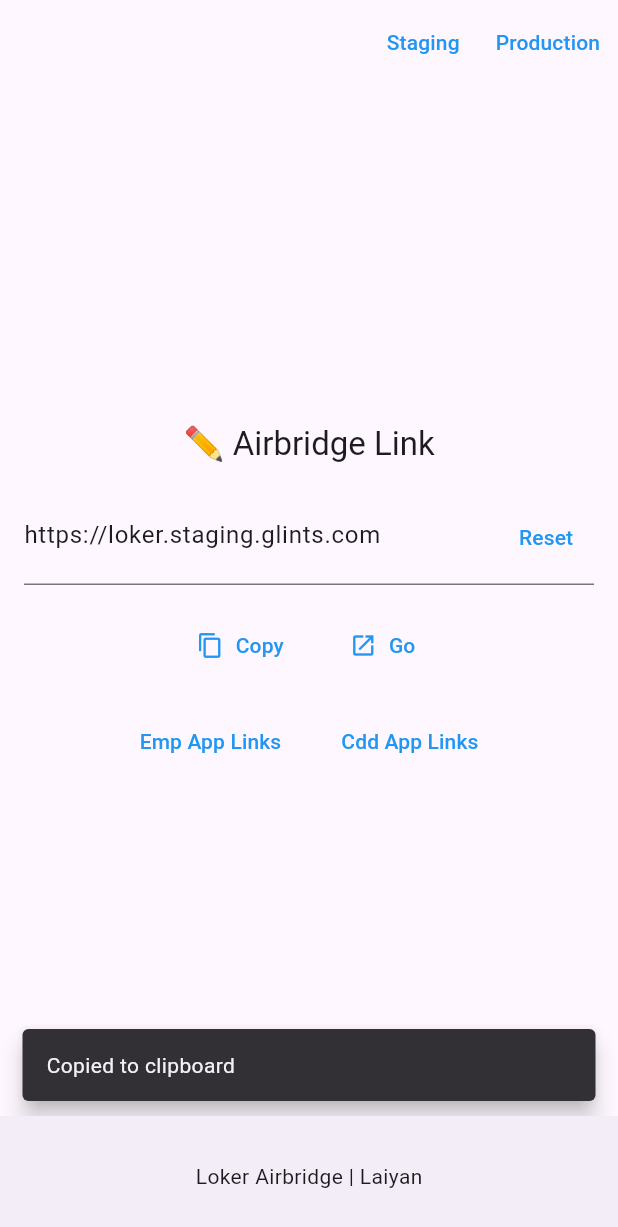
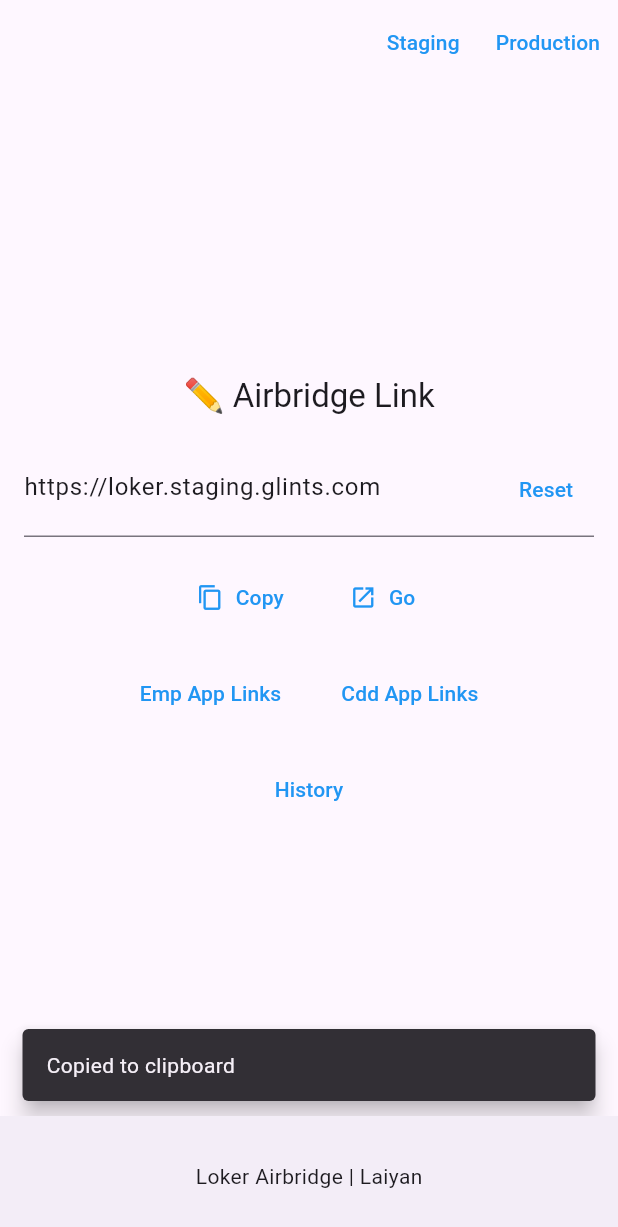
Before and after one commit to LuckUVeryX/loker-ab, a Flutter app: the screen it shows after launch, after a tap on "Copy", on a phone screen of 412 x 824 dp. Shown: the top 1227 px of the screen. Run offline on Flutter 3.47's test engine with Material 3 defaults, Android fonts, the phone set to English and light mode, and no system bars; our stand-ins replace flutter_hooks, freezed_annotation, go_router, hooks_riverpod, riverpod_annotation, shared_preferences; generated files the repository leaves out were written again.

Commit message:
feat: history page

```diff
--- /dev/null
+++ b/lib/controllers/controllers.dart
@@ -0,0 +1 @@
+export 'history_controller.dart';
--- /dev/null
+++ b/lib/controllers/history_controller.dart
@@ -0,0 +1,29 @@
+import 'package:loker_airbridge/providers/providers.dart';
+import 'package:riverpod_annotation/riverpod_annotation.dart';
+
+part 'history_controller.g.dart';
+
+@riverpod
+class HistoryController extends _$HistoryController {
+  static const _key = 'history';
+
+  @override
+  List<String> build() {
+    return ref.watch(sharedPrefProvider).getStringList(_key) ?? [];
+  }
+
+  void add(String link) {
+    if (state.contains(link)) {
+      state = [...state]..remove(link);
+    }
+    state = [link, ...state];
+    ref.read(sharedPrefProvider).setStringList(_key, state);
+  }
+
+  void remove(String link) {
+    final idx = state.indexOf(link);
+    if (idx == -1) return;
+    state = [...state]..removeAt(idx);
+    ref.read(sharedPrefProvider).setStringList(_key, state);
+  }
+}
--- a/lib/providers/providers.dart
+++ b/lib/providers/providers.dart
@@ -1 +1,3 @@
+export 'cdd_app_links_provider.dart';
+export 'emp_app_links_provider.dart';
 export 'shared_pref_provider.dart';
--- a/lib/widgets/molecules/molecules.dart
+++ b/lib/widgets/molecules/molecules.dart
@@ -1 +1,2 @@
 export 'app_links_dialog.dart';
+export 'history_dialog.dart';
--- a/lib/widgets/organisms/root_body.dart
+++ b/lib/widgets/organisms/root_body.dart
@@ -3,10 +3,11 @@
 import 'package:flutter_hooks/flutter_hooks.dart';
 import 'package:go_router/go_router.dart';
 import 'package:hooks_riverpod/hooks_riverpod.dart';
+import 'package:loker_airbridge/controllers/controllers.dart';
 import 'package:loker_airbridge/providers/cdd_app_links_provider.dart';
 import 'package:loker_airbridge/providers/emp_app_links_provider.dart';
 import 'package:loker_airbridge/utils/utils.dart';
-import 'package:loker_airbridge/widgets/molecules/app_links_dialog.dart';
+import 'package:loker_airbridge/widgets/widgets.dart';
 import 'package:url_launcher/url_launcher.dart';
 
 class RootBody extends HookConsumerWidget {
@@ -55,6 +56,9 @@
                       behavior: SnackBarBehavior.floating,
                     ),
                   );
+
+                final notifier = ref.read(historyControllerProvider.notifier);
+                return notifier.add(controller.text);
               },
             ),
             const SizedBox(width: 16),
@@ -76,6 +80,9 @@
                   return;
                 }
                 await launchUrl(uri);
+
+                final notifier = ref.read(historyControllerProvider.notifier);
+                return notifier.add(controller.text);
               },
             ),
           ],
@@ -109,6 +116,15 @@
             ),
           ],
         ),
+        const SizedBox(height: 16),
+        TextButton(
+          onPressed: () async {
+            final path = await HistoryDialog.show(context);
+            if (path == null) return;
+            controller.text = path;
+          },
+          child: const Text('History'),
+        ),
       ],
     );
   }
--- a/lib/widgets/pages/root_page.dart
+++ b/lib/widgets/pages/root_page.dart
@@ -28,9 +28,7 @@
             child: body,
           ),
         ),
-        bottomNavigationBar: const BottomAppBar(
-          child: Center(child: Text('Loker Airbridge | Laiyan')),
-        ),
+        bottomNavigationBar: const RootBottomAppBar(),
       ),
     );
   }
@@ -62,3 +60,14 @@
   @override
   Size get preferredSize => const Size.fromHeight(kToolbarHeight);
 }
+
+class RootBottomAppBar extends StatelessWidget {
+  const RootBottomAppBar({super.key});
+
+  @override
+  Widget build(BuildContext context) {
+    return const BottomAppBar(
+      child: Center(child: Text('Loker Airbridge | Laiyan')),
+    );
+  }
+}
```
Also changed, not shown: lib/widgets/molecules/history_dialog.dart (added, +44 -0 lines), lib/controllers/history_controller.g.dart (added).
